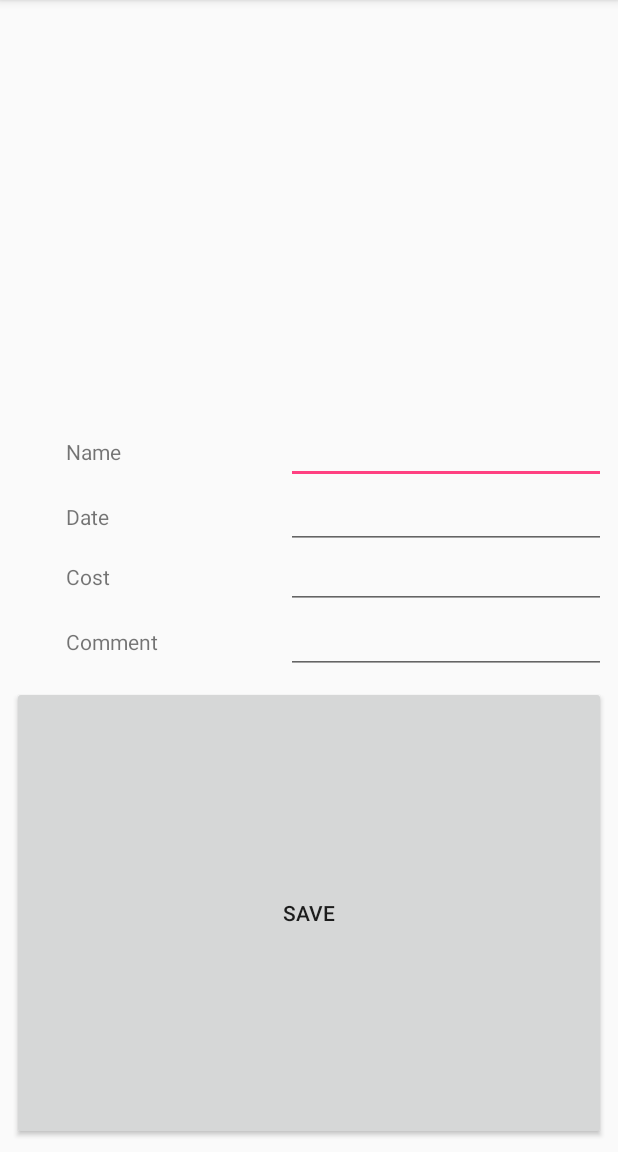
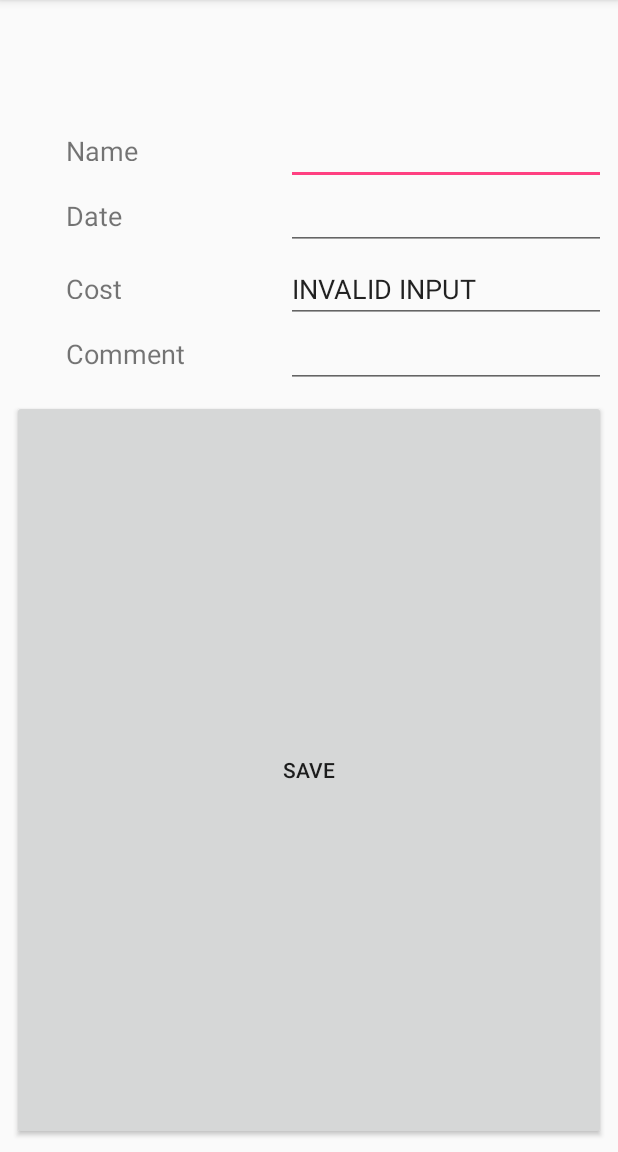
Before and after one commit to HailanXyouknow/CMPUT301_A1, an Android app: the screen it shows after launch (MainActivity), after a tap on "SAVE", on a phone screen of 412 x 824 dp, the part 84-1236 px from its top. Run offline under Robolectric (Android 15) with nearby library versions, the phone set to English and light mode, and no system bars.

Commit message:
Date picker is done

```diff
--- a/app/src/main/java/com/example/hailan/hailan_subbook/MainActivity.java
+++ b/app/src/main/java/com/example/hailan/hailan_subbook/MainActivity.java
@@ -1,5 +1,6 @@
 package com.example.hailan.hailan_subbook;
 
+import android.app.DatePickerDialog;
 import android.os.Bundle;
 import android.support.v7.app.AppCompatActivity;
 import android.view.Menu;
@@ -7,10 +8,12 @@ import android.view.MenuItem;
 import android.view.View;
 import android.widget.ArrayAdapter;
 import android.widget.Button;
+import android.widget.DatePicker;
 import android.widget.EditText;
 import android.widget.ListView;
 
 import java.util.ArrayList;
+import java.util.Calendar;
 
 public class MainActivity extends AppCompatActivity {
     private ListView listSubscriptions;
@@ -19,8 +22,11 @@ public class MainActivity extends AppCompatActivity {
     private EditText costOfSubscription;
     private EditText commentOfSubscription;
 
+    DatePickerDialog datePickerDialog;
+
     private ArrayList<Subscription> allSubscriptions;
     private ArrayAdapter<Subscription> adapter;
+
     @Override
     protected void onCreate(Bundle savedInstanceState) {
         super.onCreate(savedInstanceState);
@@ -32,18 +38,65 @@ public class MainActivity extends AppCompatActivity {
         costOfSubscription = (EditText) findViewById(R.id.addCost);
         commentOfSubscription = (EditText) findViewById(R.id.addComment);
 
+
         //listSubscriptions = (ListView) findViewById(R.id.listviewID);
         //ArrayAdapter<>
+
+        /**
+         * The following OnClickListener is a spinOff from http://abhiandroid.com/ui/datepicker
+         */
+        dateOfSubscription.setOnClickListener(new View.OnClickListener() {
+            @Override
+            public void onClick(View view) {
+
+                final Calendar c = Calendar.getInstance();
+                int yearPicked = c.get(Calendar.YEAR);
+                int monthPicked = c.get(Calendar.MONTH);
+                int dayPicked = c.get(Calendar.DAY_OF_MONTH);;
+
+                datePickerDialog = new DatePickerDialog(MainActivity.this, new DatePickerDialog.OnDateSetListener() {
+                    @Override
+                    public void onDateSet(DatePicker datePicker, int year, int month, int day) {
+                        String monthString = Integer.toString(month+1);
+                        String dayString = Integer.toString(day);
+                        if (month<10){
+                            monthString = "0" + monthString;
+                        }
+                        if (day<10){
+                            dayString = "0" + dayString;
+                        }
+                        dateOfSubscription.setText(year + "-" + monthString + "-" + dayString);
+                    }
+                }, yearPicked, monthPicked, dayPicked);
+
+                datePickerDialog.show();
+            }
+        });
 
         saveButton.setOnClickListener(new View.OnClickListener() {
             public void onClick(View v) {
                 setResult(RESULT_OK);
+                String name = nameOfSubscription.getText().toString();
+                String date = dateOfSubscription.getText().toString();
+                String cost = costOfSubscription.getText().toString();
+                String comment = commentOfSubscription.getText().toString();
 
-                //String text = bodyText.getText().toString();
-                //Tweet newtweet = new NormalTweet(text);
-                //tweetlist.add(newtweet);
-                //adapter.notifyDataSetChanged();
-                //saveInFile();
+                //Subscription newSubscription = new Subscription();
+
+                try {
+                    Double doubleValue = Double.valueOf(cost);
+                } catch (NumberFormatException e) {
+                    costOfSubscription.setText("INVALID INPUT");
+                    return;
+                }
+
+//                try {
+//
+//                } catch () {
+//
+//                }
+
+
 
             }
         });
--- a/app/src/main/res/layout/add_subscription.xml
+++ b/app/src/main/res/layout/add_subscription.xml
@@ -10,7 +10,7 @@
     <ListView
         android:id="@+id/listView"
         android:layout_width="368dp"
-        android:layout_height="259dp"
+        android:layout_height="56dp"
         android:layout_marginEnd="8dp"
         android:layout_marginStart="8dp"
         android:layout_marginTop="8dp"
@@ -34,6 +34,7 @@
         android:layout_height="wrap_content"
         android:ems="10"
         android:inputType="date"
+        android:focusableInTouchMode="false"
         app:layout_constraintBaseline_toBaselineOf="@+id/datefield"
         app:layout_constraintEnd_toEndOf="@+id/addCost" />
 
@@ -42,7 +43,7 @@
         android:layout_width="0dp"
         android:layout_height="wrap_content"
         android:ems="10"
-        android:inputType="textPersonName"
+        android:inputType="numberDecimal"
         app:layout_constraintBaseline_toBaselineOf="@+id/costfield"
         app:layout_constraintEnd_toEndOf="@+id/addComment" />
 
@@ -63,6 +64,7 @@
         android:layout_marginStart="8dp"
         android:layout_marginTop="24dp"
         android:text="Name"
+        android:textSize="18sp"
         app:layout_constraintEnd_toStartOf="@+id/addName"
         app:layout_constraintHorizontal_bias="0.0"
         app:layout_constraintStart_toStartOf="@+id/listView"
@@ -71,9 +73,10 @@
     <TextView
         android:id="@+id/datefield"
         android:layout_width="wrap_content"
-        android:layout_height="16dp"
+        android:layout_height="wrap_content"
         android:layout_marginTop="24dp"
         android:text="Date"
+        android:textSize="18sp"
         app:layout_constraintEnd_toStartOf="@+id/addDate"
         app:layout_constraintHorizontal_bias="0.0"
         app:layout_constraintStart_toStartOf="@+id/namefield"
@@ -86,6 +89,7 @@
         android:layout_marginEnd="8dp"
         android:layout_marginTop="24dp"
         android:text="Cost"
+        android:textSize="18sp"
         app:layout_constraintEnd_toStartOf="@+id/addCost"
         app:layout_constraintHorizontal_bias="0.0"
         app:layout_constraintStart_toStartOf="@+id/datefield"
@@ -94,10 +98,11 @@
     <TextView
         android:id="@+id/commentfield"
         android:layout_width="wrap_content"
-        android:layout_height="19dp"
+        android:layout_height="0dp"
         android:layout_marginEnd="8dp"
         android:layout_marginTop="24dp"
         android:text="Comment"
+        android:textSize="18sp"
         app:layout_constraintEnd_toStartOf="@+id/addComment"
         app:layout_constraintHorizontal_bias="0.0"
         app:layout_constraintStart_toStartOf="@+id/costfield"
```
